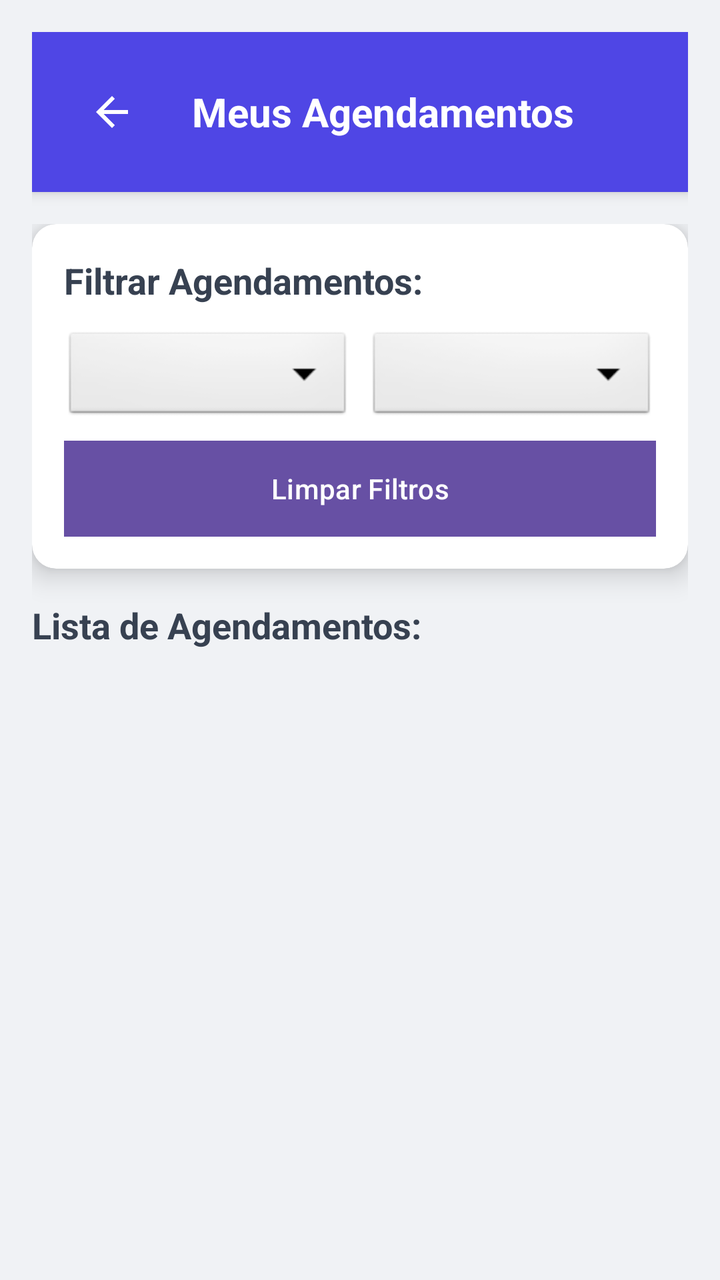
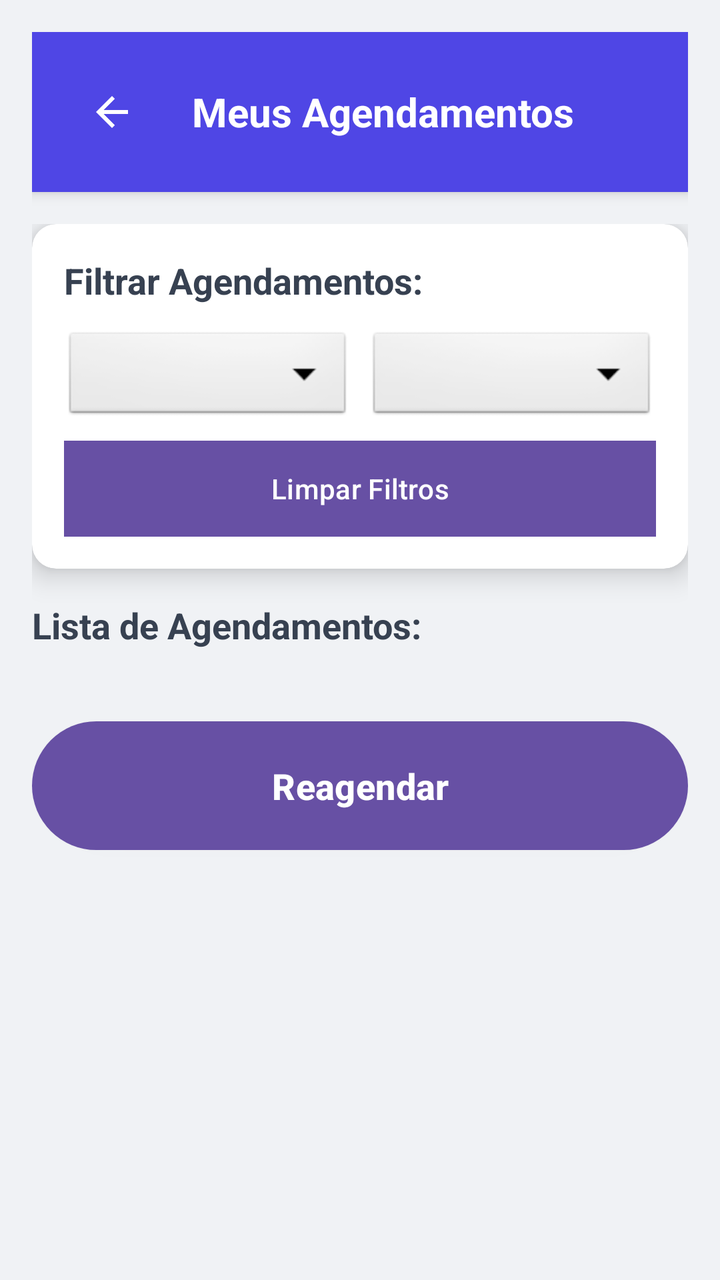

An Android layout rendered at two revisions. The XML below is the earlier revision; the diff shows what the commit changed to produce the second picture.
<!-- AndroidManifest.xml: application theme Theme.SmartApp -->
<!-- res/layout/gerenciar_agendamento.xml -->
<?xml version="1.0" encoding="utf-8"?>
<LinearLayout xmlns:android="http://schemas.android.com/apk/res/android"
    xmlns:app="http://schemas.android.com/apk/res-auto"
    xmlns:tools="http://schemas.android.com/tools"
    android:layout_width="match_parent"
    android:layout_height="match_parent"
    android:background="#F0F2F5"
    android:orientation="vertical"
    android:padding="16dp">

    
    <LinearLayout
        android:id="@+id/header"
        android:layout_width="match_parent"
        android:layout_height="wrap_content"
        android:background="#4F46E5"
        android:elevation="4dp"
        android:padding="16dp"
        android:gravity="center_vertical">

        <ImageButton
            android:id="@+id/btnvoltaragendamento"
            android:layout_width="48dp"
            android:layout_height="48dp"
            android:background="?attr/selectableItemBackgroundBorderless"
            android:contentDescription="gere2"
            android:src="@drawable/ic_arrow_back"
            app:tint="#FFFFFF" />

        <TextView
            android:id="@+id/title"
            android:layout_width="0dp"
            android:layout_height="wrap_content"
            android:layout_weight="1"
            android:layout_marginStart="16dp"
            android:text="Meus Agendamentos"
            android:textColor="#FFFFFF"
            android:textSize="20sp"
            android:textStyle="bold" />
    </LinearLayout>

    <ScrollView
        android:layout_width="match_parent"
        android:layout_height="0dp"
        android:layout_weight="1"
        android:paddingTop="16dp">

        <LinearLayout
            android:layout_width="match_parent"
            android:layout_height="wrap_content"
            android:orientation="vertical">

            
            <androidx.cardview.widget.CardView
                android:layout_width="match_parent"
                android:layout_height="wrap_content"
                android:layout_marginBottom="16dp"
                app:cardCornerRadius="12dp"
                app:cardElevation="8dp"
                app:cardBackgroundColor="#FFFFFF">

                <LinearLayout
                    android:layout_width="match_parent"
                    android:layout_height="wrap_content"
                    android:orientation="vertical"
                    android:padding="16dp">

                    <TextView
                        android:layout_width="match_parent"
                        android:layout_height="wrap_content"
                        android:text="Filtrar Agendamentos:"
                        android:textColor="#374151"
                        android:textSize="18sp"
                        android:textStyle="bold"
                        android:layout_marginBottom="12dp"/>

                    <LinearLayout
                        android:layout_width="match_parent"
                        android:layout_height="wrap_content"
                        android:orientation="horizontal"
                        android:weightSum="2">

                        <Spinner
                            android:id="@+id/statusFilter"
                            android:layout_width="0dp"
                            android:layout_height="48dp"
                            android:layout_weight="1"
                            android:paddingStart="12dp"
                            android:paddingEnd="12dp"
                            android:background="@android:drawable/btn_dropdown"
                            android:spinnerMode="dropdown"/>

                        <Spinner
                            android:id="@+id/periodFilter"
                            android:layout_width="0dp"
                            android:layout_height="48dp"
                            android:layout_weight="1"
                            android:paddingStart="12dp"
                            android:paddingEnd="12dp"
                            android:layout_marginStart="8dp"
                            android:background="@android:drawable/btn_dropdown"
                            android:spinnerMode="dropdown"/>
                    </LinearLayout>

                    <Button
                        android:id="@+id/clearFilterButton"
                        android:layout_width="match_parent"
                        android:layout_height="48dp"
                        android:layout_marginTop="8dp"
                        android:background="#E5E7EB"
                        android:text="Limpar Filtros"
                        android:textColor="@color/white"
                        android:drawableStart="@drawable/ic_eraser"
                        android:drawableTint="#4B5563"
                        android:drawablePadding="8dp"/>
                </LinearLayout>
            </androidx.cardview.widget.CardView>

            
            <TextView
                android:layout_width="match_parent"
                android:layout_height="wrap_content"
                android:text="Lista de Agendamentos:"
                android:textColor="#374151"
                android:textSize="18sp"
                android:textStyle="bold"
                android:layout_marginBottom="12dp"/>

            <LinearLayout
                android:id="@+id/appointmentList"
                android:layout_width="match_parent"
                android:layout_height="wrap_content"
                android:orientation="vertical"
                android:padding="8dp">

                <androidx.recyclerview.widget.RecyclerView
                    android:id="@+id/rvAgendamentosCategories"
                    android:layout_width="match_parent"
                    android:layout_height="wrap_content"
                    android:layout_marginBottom="16dp"
                    app:cardCornerRadius="12dp"
                    app:cardElevation="4dp"
                    tools:listitem="@layout/item_agendamento"
                    tools:itemCount="1"
                    app:spanCount="1"
                    tools:layoutManager="LinearLayoutManager"
                    tools:orientation="vertical"/>
            </LinearLayout>

            <TextView
                android:id="@+id/emptyMessage"
                android:layout_width="match_parent"
                android:layout_height="wrap_content"
                android:text="Nenhum agendamento encontrado"
                android:textColor="#6B7280"
                android:gravity="center"
                android:padding="32dp"
                android:visibility="gone"/>
        </LinearLayout>
    </ScrollView>

    
    <androidx.cardview.widget.CardView
        android:id="@+id/messageModal"
        android:layout_width="300dp"
        android:layout_height="wrap_content"
        android:layout_gravity="center"
        android:visibility="gone"
        app:cardCornerRadius="16dp"
        app:cardElevation="24dp"
        app:cardBackgroundColor="#FFFFFF">

        <LinearLayout
            android:layout_width="match_parent"
            android:layout_height="wrap_content"
            android:orientation="vertical"
            android:padding="24dp"
            android:gravity="center">

            <TextView
                android:id="@+id/messageIcon"
                android:layout_width="wrap_content"
                android:layout_height="wrap_content"
                android:textSize="48sp"
                android:layout_marginBottom="16dp"
                android:textColor="#4F46E5"/>

            <TextView
                android:id="@+id/messageTitle"
                android:layout_width="match_parent"
                android:layout_height="wrap_content"
                android:textSize="24sp"
                android:textStyle="bold"
                android:gravity="center"
                android:textColor="#374151"
                android:layout_marginBottom="8dp"/>

            <TextView
                android:id="@+id/messageText"
                android:layout_width="match_parent"
                android:layout_height="wrap_content"
                android:textSize="16sp"
                android:gravity="center"
                android:textColor="#6B7280"
                android:layout_marginBottom="24dp"/>

            <Button
                android:id="@+id/okButton"
                android:layout_width="match_parent"
                android:layout_height="48dp"
                android:text="OK"
                android:background="#4F46E5"
                android:textColor="#FFFFFF"/>
        </LinearLayout>
    </androidx.cardview.widget.CardView>
</LinearLayout>
<!-- res/layout/item_agendamento.xml (included above) -->
<androidx.cardview.widget.CardView xmlns:android="http://schemas.android.com/apk/res/android"
    xmlns:app="http://schemas.android.com/apk/res-auto"
    android:layout_width="match_parent"
    android:layout_height="wrap_content"
    android:layout_marginBottom="16dp"
    app:cardCornerRadius="12dp"
    app:cardElevation="4dp"
    app:cardBackgroundColor="@color/white">

    <LinearLayout
        android:layout_width="match_parent"
        android:layout_height="wrap_content"
        android:orientation="vertical"
        android:padding="16dp"
        android:background="@color/white">

        
        <TextView
            android:id="@+id/nome"
            android:layout_width="match_parent"
            android:layout_height="wrap_content"
            android:text="Maria Cabeleireira"
            android:textColor="@android:color/black"
            android:textSize="18sp"
            android:textStyle="bold"/>

        
        <TextView
            android:id="@+id/servico"
            android:layout_width="match_parent"
            android:layout_height="wrap_content"
            android:layout_marginTop="8dp"
            android:text="Corte Feminino"
            android:textColor="@android:color/black"
            android:textSize="16sp"/>

        
        <LinearLayout
            android:layout_width="match_parent"
            android:layout_height="wrap_content"
            android:layout_marginTop="8dp"
            android:orientation="horizontal">

            <TextView
                android:id="@+id/data"
                android:layout_width="0dp"
                android:layout_height="wrap_content"
                android:layout_weight="1"
                android:text="Data:"
                android:textColor="@android:color/black"
                android:textStyle="bold"/>

            <TextView
                android:layout_width="0dp"
                android:layout_height="wrap_content"
                android:layout_weight="1"
                android:text="25/10/2023"
                android:textColor="@android:color/black"/>

            <TextView
                android:id="@+id/hora"
                android:layout_width="0dp"
                android:layout_height="wrap_content"
                android:layout_weight="1"
                android:text="Hora:"
                android:textColor="@android:color/black"
                android:textStyle="bold"/>

            <TextView
                android:layout_width="0dp"
                android:layout_height="wrap_content"
                android:layout_weight="1"
                android:text="14:00"
                android:textColor="@android:color/black"/>
        </LinearLayout>

        
        <TextView
            android:id="@+id/valor"
            android:layout_width="match_parent"
            android:layout_height="wrap_content"
            android:layout_marginTop="16dp"
            android:text="Valor: R$ 60,00"
            android:textColor="@android:color/black"
            android:textSize="16sp"
            android:textStyle="bold"/>

        
        <LinearLayout
            android:layout_width="match_parent"
            android:layout_height="wrap_content"
            android:layout_marginTop="16dp"
            android:orientation="horizontal"
            android:gravity="center_vertical">

            <View
                android:layout_width="12dp"
                android:layout_height="12dp"
                android:background="@android:color/black"
                android:backgroundTint="@color/black"
                android:backgroundTintMode="multiply"/>

            <TextView
                android:layout_width="wrap_content"
                android:layout_height="wrap_content"
                android:layout_marginStart="8dp"
                android:text="Confirmado"
                android:textColor="@android:color/black"
                android:textSize="14sp"/>
        </LinearLayout>
    </LinearLayout>
</androidx.cardview.widget.CardView>
<!-- resources referenced by this layout -->
<resources>
  <color name="black">#FF000000</color>
  <color name="white">#FFFFFFFF</color>
  <!-- drawable ic_arrow_back (drawable) -->
  <vector xmlns:android="http://schemas.android.com/apk/res/android"
      android:width="24dp"
      android:height="24dp"
      android:viewportWidth="24"
      android:viewportHeight="24">
      <path android:fillColor="#FFFFFF" android:pathData="M20,11H7.83l5.59,-5.59L12,4l-8,8 8,8 1.41,-1.41L7.83,13H20v-2z"/>
  </vector>
  <!-- drawable ic_eraser (drawable) -->
  <vector xmlns:android="http://schemas.android.com/apk/res/android" android:height="24dp" android:tint="#000000" android:viewportHeight="960" android:viewportWidth="960" android:width="24dp">
        
      <path android:fillColor="@android:color/white" android:pathData="M376,660L480,556L584,660L640,604L536,500L640,396L584,340L480,444L376,340L320,396L424,500L320,604L376,660ZM280,840Q247,840 223.5,816.5Q200,793 200,760L200,240L160,240L160,160L360,160L360,120L600,120L600,160L800,160L800,240L760,240L760,760Q760,793 736.5,816.5Q713,840 680,840L280,840ZM680,240L280,240L280,760Q280,760 280,760Q280,760 280,760L680,760Q680,760 680,760Q680,760 680,760L680,240ZM280,240L280,240L280,760Q280,760 280,760Q280,760 280,760L280,760Q280,760 280,760Q280,760 280,760L280,240Z"/>
      
  </vector>
  <style name="Theme.SmartApp" parent="Base.Theme.SmartApp" />
  <style name="Base.Theme.SmartApp" parent="Theme.Material3.DayNight.NoActionBar" />
</resources>

<!-- the commit's change to res/layout/gerenciar_agendamento.xml (unified diff, before → after) -->
@@ -127,25 +127,46 @@
                 android:layout_marginBottom="12dp"/>
 
             <LinearLayout
-                android:id="@+id/appointmentList"
                 android:layout_width="match_parent"
                 android:layout_height="wrap_content"
                 android:orientation="vertical"
+                android:background="@color/light_gray"
                 android:padding="8dp">
 
                 <androidx.recyclerview.widget.RecyclerView
                     android:id="@+id/rvAgendamentosCategories"
                     android:layout_width="match_parent"
                     android:layout_height="wrap_content"
-                    android:layout_marginBottom="16dp"
-                    app:cardCornerRadius="12dp"
-                    app:cardElevation="4dp"
                     tools:listitem="@layout/item_agendamento"
                     tools:itemCount="1"
                     app:spanCount="1"
                     tools:layoutManager="LinearLayoutManager"
                     tools:orientation="vertical"/>
             </LinearLayout>
+
+            
+            <androidx.cardview.widget.CardView
+                android:layout_width="match_parent"
+                android:layout_height="wrap_content"
+                app:cardCornerRadius="50dp"
+                app:cardElevation="2dp"
+                android:layout_marginTop="8dp"
+                android:layout_marginBottom="8dp">
+
+                <Button
+                    android:id="@+id/btnReagendar"
+                    android:layout_width="match_parent"
+                    android:layout_height="wrap_content"
+                    android:text="Reagendar"
+                    android:background="#4CAF50"
+                    android:textColor="@android:color/white"
+                    android:textSize="18sp"
+                    android:textStyle="bold"
+                    android:padding="16dp"
+                    android:drawableStart="@drawable/ic_calendar"
+                    android:drawablePadding="8dp"
+                    android:stateListAnimator="@null"/>
+            </androidx.cardview.widget.CardView>
 
             <TextView
                 android:id="@+id/emptyMessage"
<!-- resource entries referenced after the edit -->
@@ -1,6 +1,7 @@
 <!-- resources referenced by this layout -->
 <resources>
   <color name="black">#FF000000</color>
+  <color name="light_gray">#F0F2F5</color>
   <color name="white">#FFFFFFFF</color>
   <!-- drawable ic_arrow_back (drawable) -->
   <vector xmlns:android="http://schemas.android.com/apk/res/android"
@@ -9,6 +10,16 @@
       android:viewportWidth="24"
       android:viewportHeight="24">
       <path android:fillColor="#FFFFFF" android:pathData="M20,11H7.83l5.59,-5.59L12,4l-8,8 8,8 1.41,-1.41L7.83,13H20v-2z"/>
+  </vector>
+  <!-- drawable ic_calendar (drawable) -->
+  <vector xmlns:android="http://schemas.android.com/apk/res/android"
+      android:width="24dp"
+      android:height="24dp"
+      android:viewportWidth="24"
+      android:viewportHeight="24">
+      <path
+          android:fillColor="#FF000000"
+          android:pathData="M19,4h-1V2h-2v2H8V2H6v2H5c-1.11,0 -1.99,0.9 -1.99,2L3,20c0,1.1 0.89,2 2,2h14c1.1,0 2,-0.9 2,-2V6c0,-1.1 -0.9,-2 -2,-2zM19,20H5V9h14V20zM19,7H5V5h14V7zM9,13H7v-2h2V13zM13,13h-2v-2h2V13zM17,13h-2v-2h2V13zM9,17H7v-2h2V17zM13,17h-2v-2h2V17z"/>
   </vector>
   <!-- drawable ic_eraser (drawable) -->
   <vector xmlns:android="http://schemas.android.com/apk/res/android" android:height="24dp" android:tint="#000000" android:viewportHeight="960" android:viewportWidth="960" android:width="24dp">
